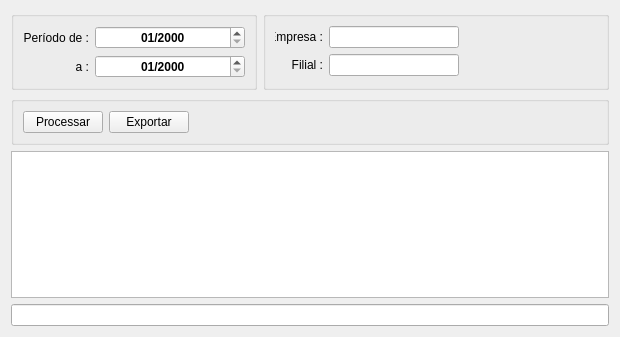
First picture: the form in guiainssfolha.ui, repository fallomermo/SeverinoToolKit, before the edit.
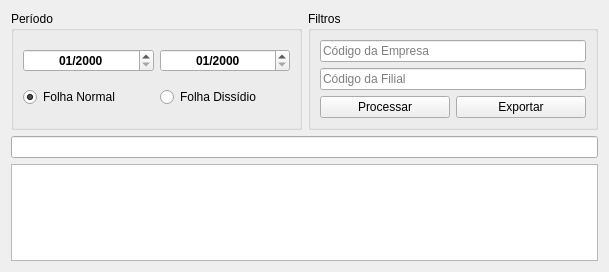
Second picture: the form after the edit. Icons and pictures are not drawn.

Patch:
```diff
--- a/guiainssfolha.ui
+++ b/guiainssfolha.ui
@@ -6,8 +6,8 @@
    <rect>
     <x>0</x>
     <y>0</y>
-    <width>620</width>
-    <height>337</height>
+    <width>609</width>
+    <height>272</height>
    </rect>
   </property>
   <property name="windowTitle">
@@ -17,8 +17,12 @@
    <string notr="true"/>
   </property>
   <layout class="QGridLayout" name="gridLayout_3">
-   <item row="2" column="0" colspan="2">
-    <widget class="QTableWidget" name="tableWidget"/>
+   <item row="4" column="0" colspan="2">
+    <widget class="QTableWidget" name="tableWidget">
+     <property name="sortingEnabled">
+      <bool>true</bool>
+     </property>
+    </widget>
    </item>
    <item row="3" column="0" colspan="2">
     <widget class="QLineEdit" name="campoPesquisarObjetosTabela">
@@ -27,216 +31,127 @@
      </property>
     </widget>
    </item>
+   <item row="0" column="0">
+    <widget class="QGroupBox" name="groupBox">
+     <property name="title">
+      <string>Período</string>
+     </property>
+     <layout class="QGridLayout" name="gridLayout_2">
+      <item row="0" column="0">
+       <widget class="QDateEdit" name="periodoInicial">
+        <property name="minimumSize">
+         <size>
+          <width>0</width>
+          <height>0</height>
+         </size>
+        </property>
+        <property name="font">
+         <font>
+          <weight>75</weight>
+          <bold>true</bold>
+         </font>
+        </property>
+        <property name="alignment">
+         <set>Qt::AlignCenter</set>
+        </property>
+        <property name="displayFormat">
+         <string>MM/yyyy</string>
+        </property>
+       </widget>
+      </item>
+      <item row="0" column="1">
+       <widget class="QDateEdit" name="periodoFinal">
+        <property name="minimumSize">
+         <size>
+          <width>0</width>
+          <height>0</height>
+         </size>
+        </property>
+        <property name="font">
+         <font>
+          <weight>75</weight>
+          <bold>true</bold>
+         </font>
+        </property>
+        <property name="alignment">
+         <set>Qt::AlignCenter</set>
+        </property>
+        <property name="displayFormat">
+         <string>MM/yyyy</string>
+        </property>
+       </widget>
+      </item>
+      <item row="1" column="0">
+       <widget class="QRadioButton" name="campoFolhaNormal">
+        <property name="text">
+         <string>Folha Normal</string>
+        </property>
+        <property name="checked">
+         <bool>true</bool>
+        </property>
+       </widget>
+      </item>
+      <item row="1" column="1">
+       <widget class="QRadioButton" name="campoFolhaDissidio">
+        <property name="text">
+         <string>Folha Dissídio</string>
+        </property>
+       </widget>
+      </item>
+     </layout>
+    </widget>
+   </item>
    <item row="0" column="1">
     <widget class="QGroupBox" name="groupBox_2">
      <property name="title">
-      <string/>
+      <string>Filtros</string>
      </property>
      <layout class="QGridLayout" name="gridLayout">
-      <item row="0" column="1">
+      <item row="0" column="0" colspan="2">
        <widget class="QLineEdit" name="campoID_Empresa">
-        <property name="maximumSize">
-         <size>
-          <width>130</width>
-          <height>16777215</height>
-         </size>
+        <property name="placeholderText">
+         <string>Código da Empresa</string>
         </property>
         <property name="clearButtonEnabled">
          <bool>false</bool>
         </property>
        </widget>
       </item>
-      <item row="0" column="0">
-       <widget class="QLabel" name="label_3">
-        <property name="maximumSize">
-         <size>
-          <width>48</width>
-          <height>16777215</height>
-         </size>
-        </property>
-        <property name="text">
-         <string>Empresa :</string>
-        </property>
-        <property name="alignment">
-         <set>Qt::AlignRight|Qt::AlignTrailing|Qt::AlignVCenter</set>
-        </property>
-       </widget>
-      </item>
-      <item row="1" column="1">
+      <item row="1" column="0" colspan="2">
        <widget class="QLineEdit" name="campoID_Filial">
-        <property name="maximumSize">
-         <size>
-          <width>130</width>
-          <height>16777215</height>
-         </size>
+        <property name="placeholderText">
+         <string>Código da Filial</string>
         </property>
         <property name="clearButtonEnabled">
          <bool>false</bool>
         </property>
        </widget>
       </item>
-      <item row="1" column="0">
-       <widget class="QLabel" name="label_5">
-        <property name="maximumSize">
-         <size>
-          <width>48</width>
-          <height>16777215</height>
-         </size>
-        </property>
+      <item row="2" column="0">
+       <widget class="QPushButton" name="botaoProcessar">
         <property name="text">
-         <string>Filial :</string>
+         <string>Processar</string>
         </property>
-        <property name="alignment">
-         <set>Qt::AlignRight|Qt::AlignTrailing|Qt::AlignVCenter</set>
+        <property name="icon">
+         <iconset resource="thema.qrc">
+          <normaloff>:/images/paper-plane.png</normaloff>:/images/paper-plane.png</iconset>
         </property>
        </widget>
       </item>
-      <item row="0" column="2">
-       <widget class="QLabel" name="campoDescricaoEmpresa">
+      <item row="2" column="1">
+       <widget class="QPushButton" name="botaoExportar">
         <property name="text">
-         <string/>
+         <string>Exportar</string>
         </property>
-       </widget>
-      </item>
-      <item row="1" column="2">
-       <widget class="QLabel" name="campoDescricaoFilial">
-        <property name="text">
-         <string/>
+        <property name="icon">
+         <iconset resource="thema.qrc">
+          <normaloff>:/images/csv-file-format-extension.png</normaloff>:/images/csv-file-format-extension.png</iconset>
         </property>
        </widget>
       </item>
      </layout>
     </widget>
    </item>
-   <item row="1" column="0" colspan="2">
-    <widget class="QGroupBox" name="groupBox_3">
-     <property name="title">
-      <string/>
-     </property>
-     <layout class="QGridLayout" name="gridLayout_4">
-      <item row="0" column="0">
-       <layout class="QHBoxLayout" name="horizontalLayout">
-        <item>
-         <widget class="QPushButton" name="botaoProcessar">
-          <property name="text">
-           <string>Processar</string>
-          </property>
-          <property name="icon">
-           <iconset resource="thema.qrc">
-            <normaloff>:/images/paper-plane.png</normaloff>:/images/paper-plane.png</iconset>
-          </property>
-         </widget>
-        </item>
-        <item>
-         <widget class="QPushButton" name="botaoExportar">
-          <property name="text">
-           <string>Exportar</string>
-          </property>
-          <property name="icon">
-           <iconset resource="thema.qrc">
-            <normaloff>:/images/csv-file-format-extension.png</normaloff>:/images/csv-file-format-extension.png</iconset>
-          </property>
-         </widget>
-        </item>
-        <item>
-         <spacer name="horizontalSpacer">
-          <property name="orientation">
-           <enum>Qt::Horizontal</enum>
-          </property>
-          <property name="sizeHint" stdset="0">
-           <size>
-            <width>40</width>
-            <height>20</height>
-           </size>
-          </property>
-         </spacer>
-        </item>
-       </layout>
-      </item>
-     </layout>
-    </widget>
-   </item>
-   <item row="0" column="0">
-    <widget class="QGroupBox" name="groupBox">
-     <property name="title">
-      <string/>
-     </property>
-     <layout class="QGridLayout" name="gridLayout_2">
-      <item row="0" column="0">
-       <layout class="QHBoxLayout" name="horizontalLayout_3">
-        <item>
-         <widget class="QLabel" name="label">
-          <property name="text">
-           <string>Período de :</string>
-          </property>
-          <property name="alignment">
-           <set>Qt::AlignRight|Qt::AlignTrailing|Qt::AlignVCenter</set>
-          </property>
-         </widget>
-        </item>
-        <item>
-         <widget class="QDateEdit" name="periodoInicial">
-          <property name="minimumSize">
-           <size>
-            <width>150</width>
-            <height>0</height>
-           </size>
-          </property>
-          <property name="font">
-           <font>
-            <weight>75</weight>
-            <bold>true</bold>
-           </font>
-          </property>
-          <property name="alignment">
-           <set>Qt::AlignCenter</set>
-          </property>
-          <property name="displayFormat">
-           <string>MM/yyyy</string>
-          </property>
-         </widget>
-        </item>
-       </layout>
-      </item>
-      <item row="1" column="0">
-       <layout class="QHBoxLayout" name="horizontalLayout_4">
-        <item>
-         <widget class="QLabel" name="label_2">
-          <property name="text">
-           <string>a :</string>
-          </property>
-          <property name="alignment">
-           <set>Qt::AlignRight|Qt::AlignTrailing|Qt::AlignVCenter</set>
-          </property>
-         </widget>
-        </item>
-        <item>
-         <widget class="QDateEdit" name="periodoFinal">
-          <property name="minimumSize">
-           <size>
-            <width>150</width>
-            <height>0</height>
-           </size>
-          </property>
-          <property name="font">
-           <font>
-            <weight>75</weight>
-            <bold>true</bold>
-           </font>
-          </property>
-          <property name="alignment">
-           <set>Qt::AlignCenter</set>
-          </property>
-          <property name="displayFormat">
-           <string>MM/yyyy</string>
-          </property>
-         </widget>
-        </item>
-       </layout>
-      </item>
-     </layout>
-    </widget>
-   </item>
   </layout>
  </widget>
  <tabstops>
```
Left out of the diff: 4 changed lines with no effect on the pictures.
